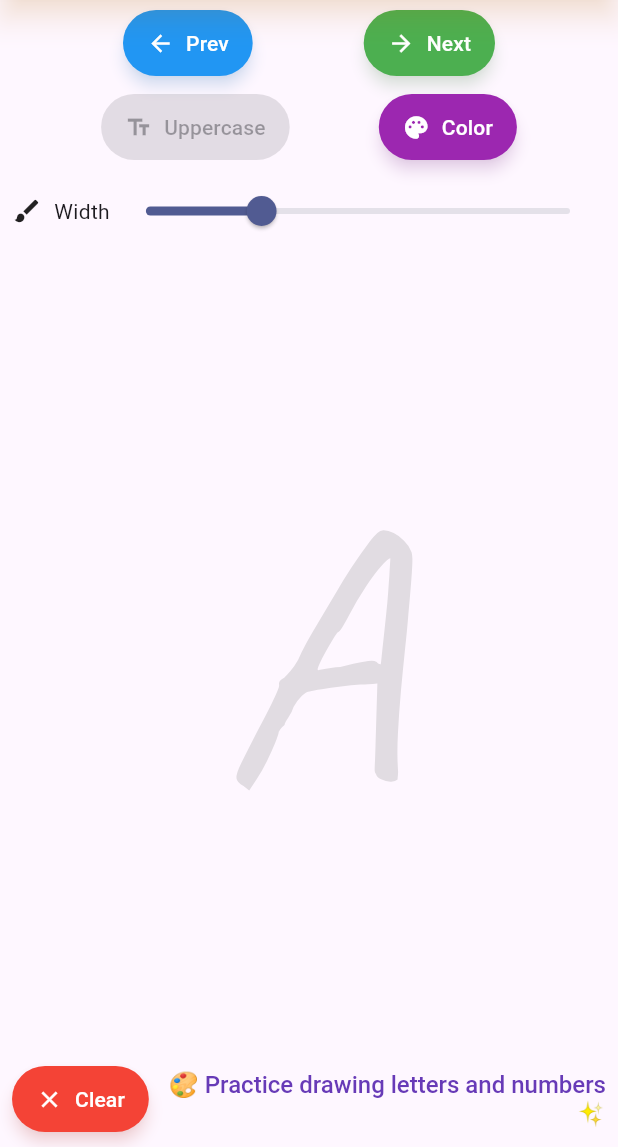
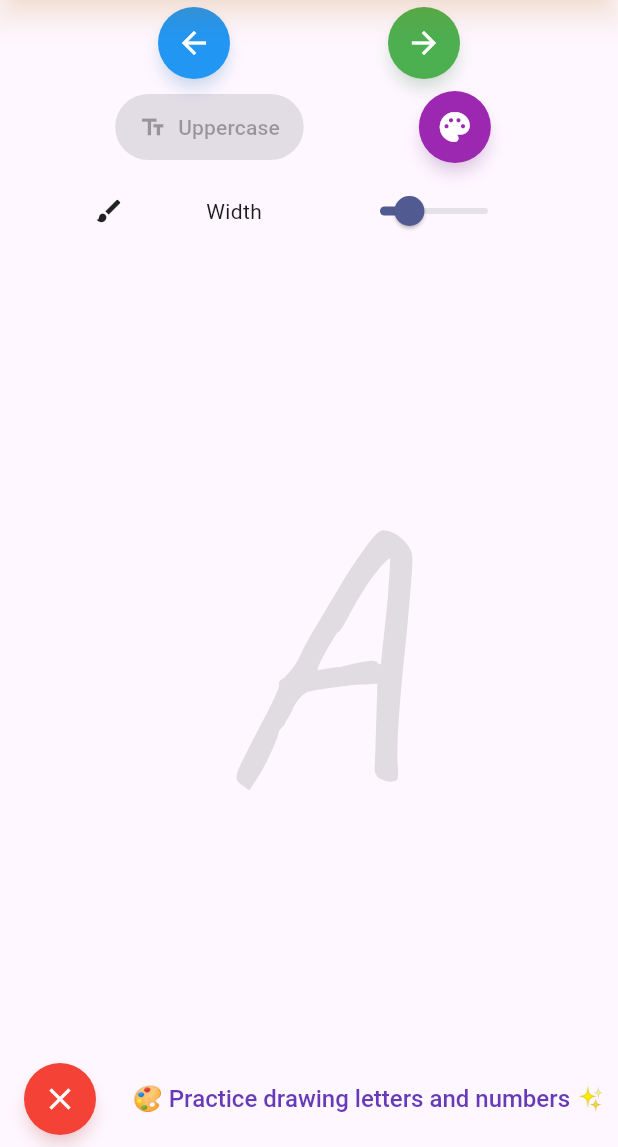
Before and after one commit to sgazz/Look-Write-Learn, a Flutter app: the screen it shows after launch, on a phone screen of 412 x 824 dp, the part 89-1236 px from its top. Run offline on Flutter 3.47's test engine with Material 3 defaults, Android fonts, the phone set to English and light mode, and no system bars; our stand-ins replace google_fonts.

Commit message:
Compact UI design for more functionality space
🎯 Compact Design Changes:
- Removed text labels from buttons (icon-only design)
- Added tooltips for button functionality
- Changed buttons to circular shape for cleaner look
- Shortened width slider to 120px (from full width)
- Reorganized layout to save space for new features

✨ UI Improvements:
- Circular buttons with tooltips on hover
- Compact slider with fixed width
- More space available for additional controls
- Cleaner, more modern interface
- Better space utilization

🔧 Technical Changes:
- ElevatedButton.icon → ElevatedButton with Icon
- Added Tooltip widget for accessibility
- CircleBorder shape for buttons
- SizedBox wrapper for slider width control
- Maintained all animations and colors

```diff
--- a/lib/main.dart
+++ b/lib/main.dart
@@ -338,11 +338,12 @@ class _PracticeScreenState extends State<PracticeScreen> with TickerProviderStat
                           const SizedBox(height: 8),
                           // Third row for mobile
                           Row(
+                            mainAxisAlignment: MainAxisAlignment.spaceEvenly,
                             children: [
                               const Icon(Icons.brush, size: 20),
-                              const SizedBox(width: 8),
                               const Text('Width'),
-                              Expanded(
+                              SizedBox(
+                                width: 120,
                                 child: Slider(
                                   value: strokeWidth,
                                   min: 2,
@@ -380,7 +381,8 @@ class _PracticeScreenState extends State<PracticeScreen> with TickerProviderStat
                         const Icon(Icons.brush, size: 20),
                         const SizedBox(width: 8),
                         const Text('Width'),
-                          Expanded(
+                        SizedBox(
+                          width: 120,
                           child: Slider(
                             value: strokeWidth,
                             min: 2,
@@ -471,21 +473,24 @@ class _PracticeScreenState extends State<PracticeScreen> with TickerProviderStat
       builder: (context, child) {
         return Transform.scale(
           scale: _buttonScaleAnimation.value,
-          child: ElevatedButton.icon(
+          child: Tooltip(
+            message: label,
+            child: ElevatedButton(
               onPressed: () {
                 _buttonAnimationController.forward().then((_) {
                   _buttonAnimationController.reverse();
                 });
                 onPressed();
               },
-            icon: Icon(icon),
-            label: Text(label),
               style: ElevatedButton.styleFrom(
-              padding: const EdgeInsets.symmetric(horizontal: 16, vertical: 12),
+                padding: const EdgeInsets.all(12),
                 backgroundColor: backgroundColor,
                 foregroundColor: backgroundColor != null ? Colors.white : null,
                 elevation: 4,
                 shadowColor: backgroundColor?.withOpacity(0.3),
+                shape: const CircleBorder(),
+              ),
+              child: Icon(icon, size: 24),
             ),
           ),
         );
```
Lines whose indentation alone changed are shown as unchanged.
